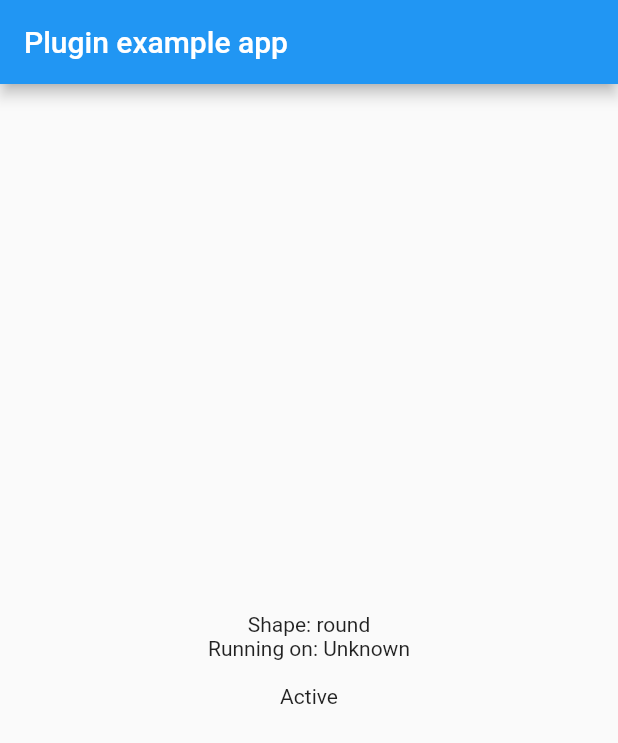
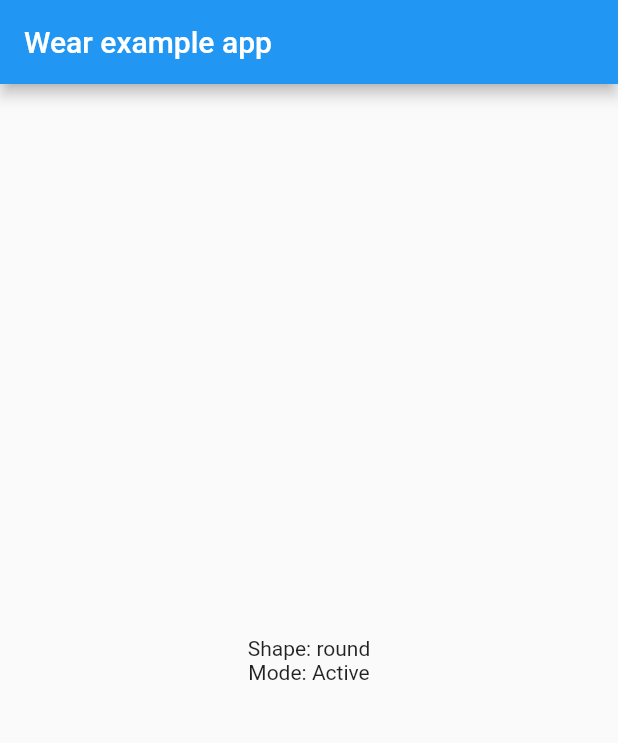
Before and after one commit to fluttercommunity/flutter_wear_plugin, a Flutter app: the screen it shows after launch, on a phone screen of 412 x 824 dp. Shown: the top 743 px of the screen. Run offline on Flutter 3.47's test engine with Material 2 defaults, Android fonts, the phone set to English and light mode, and no system bars.

Commit message:
Fixed example tests and removed redundant code

```diff
--- a/example/lib/main.dart
+++ b/example/lib/main.dart
@@ -1,72 +1,35 @@
 import 'package:flutter/material.dart';
-import 'package:flutter/services.dart';
 import 'package:wear/wear.dart';
 
-void main() => runApp(new MyApp());
+void main() => runApp(MyApp());
 
 class MyApp extends StatelessWidget {
   @override
   Widget build(BuildContext context) {
-    return new MaterialApp(
-      home: new Scaffold(
-        appBar: new AppBar(
-          title: new Text('Plugin example app'),
+    return MaterialApp(
+      home: Scaffold(
+        appBar: AppBar(
+          title: Text('Wear example app'),
         ),
         body: new Center(
           child: new WatchShape(
-              builder: (context, shape) => new Column(
-                    mainAxisAlignment: MainAxisAlignment.center,
-                    children: <Widget>[
-                      new Text(
-                          'Shape: ${shape == Shape.round ? 'round' : 'square'}'),
-                      new AppState(),
-                      new AmbientMode(
-                          builder: (context, mode) => new Text(
-                              '${mode == Mode.active ? "Active" : "Ambient"}'))
-                    ],
+              builder: (context, shape) => Directionality(
+                    textDirection: TextDirection.ltr,
+                    child: Column(
+                      mainAxisAlignment: MainAxisAlignment.center,
+                      children: <Widget>[
+                        Text(
+                          'Shape: ${shape == Shape.round ? 'round' : 'square'}',
+                        ),
+                        AmbientMode(
+                            builder: (context, mode) => new Text(
+                                  'Mode: ${mode == Mode.active ? "Active" : "Ambient"}',
+                                )),
+                      ],
+                    ),
                   )),
         ),
       ),
     );
   }
 }
-
-class AppState extends StatefulWidget {
-  @override
-  createState() => new _MyAppState();
-}
-
-class _MyAppState extends State<AppState> {
-  String _platformVersion = 'Unknown';
-
-  @override
-  initState() {
-    super.initState();
-    initPlatformState();
-  }
-
-  // Platform messages are asynchronous, so we initialize in an async method.
-  initPlatformState() async {
-    String platformVersion;
-    // Platform messages may fail, so we use a try/catch PlatformException.
-    try {
-      platformVersion = await Wear.platformVersion;
-    } on PlatformException {
-      platformVersion = 'Failed to get platform version.';
-    }
-
-    // If the widget was removed from the tree while the asynchronous platform
-    // message was in flight, we want to discard the reply rather than calling
-    // setState to update our non-existent appearance.
-    if (!mounted) return;
-
-    setState(() {
-      _platformVersion = platformVersion;
-    });
-  }
-
-  @override
-  Widget build(BuildContext context) {
-    return Text('Running on: $_platformVersion\n');
-  }
-}
```
Also changed, not shown: 2 other files.
